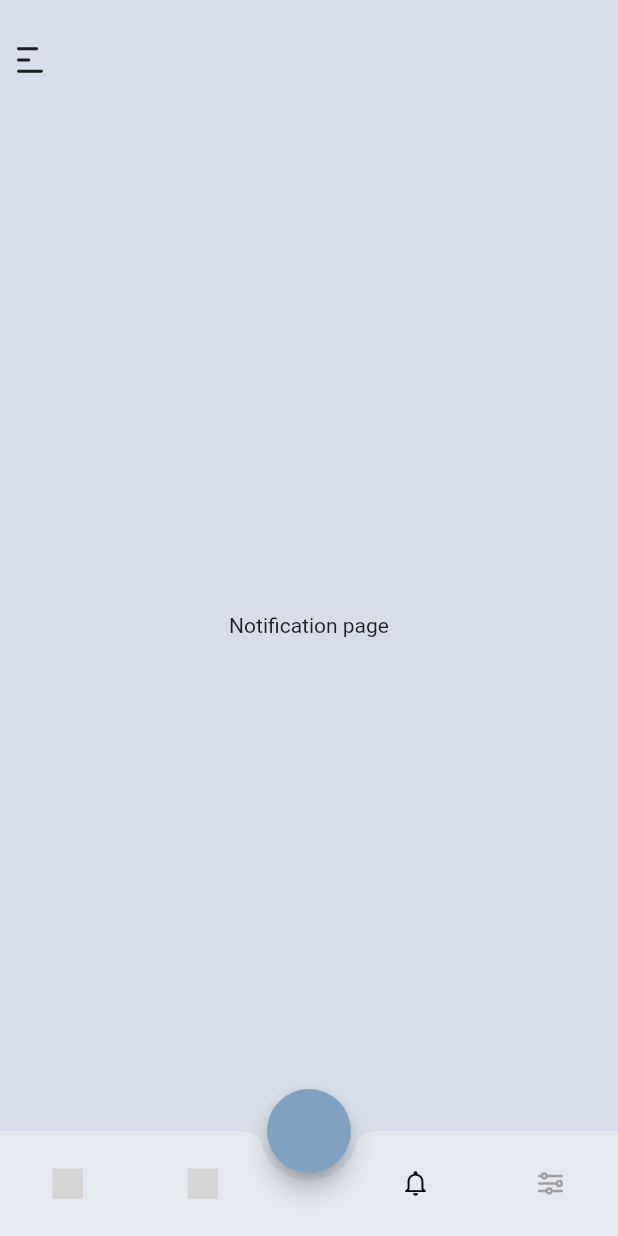
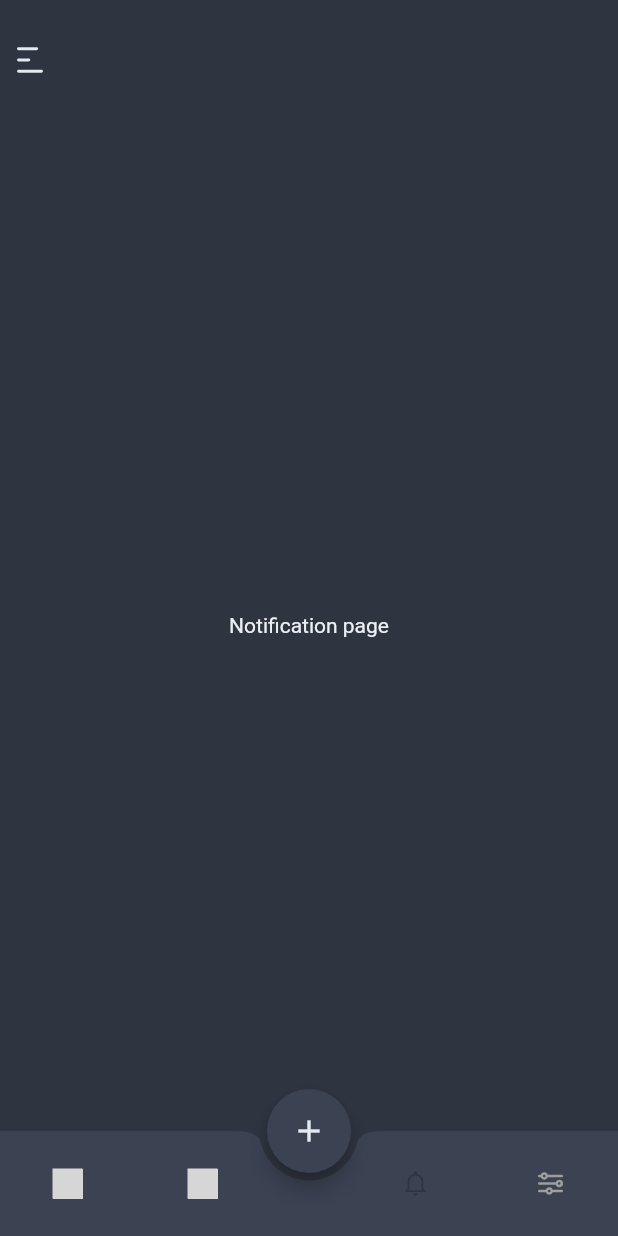
Before and after one commit to Ranaco/blog, a Flutter app: the screen it shows after launch, item 3 of the bottom bar chosen, on a phone screen of 412 x 824 dp. Run offline on Flutter 3.47's test engine with Material 2 defaults, Android fonts, the phone set to English and light mode, and no system bars; our stand-ins replace auto_route, flutter_svg, get_it, google_fonts, injectable, shared_preferences and 1 more; network calls fail; grey boxes are pictures that could not be loaded.

Commit message:
chore: 🤖 Worked on theme system and edit_profile_page created

```diff
--- a/lib/main.dart
+++ b/lib/main.dart
@@ -3,7 +3,6 @@ import 'package:log/app/app.locator.dart';
 import 'package:log/app/app.router.dart';
 import 'package:log/ui/theme/custom_theme.dart';
 import 'package:log/ui/theme/theme_provider.dart';
-import 'package:provider/provider.dart';
 
 main(){
   WidgetsFlutterBinding.ensureInitialized();
@@ -17,19 +16,13 @@ class MyApp extends StatelessWidget{
   @override
   Widget build(BuildContext context){
     final appRouter = locator<AppRouter>();
-     return ChangeNotifierProvider(
-       create: (_) => ThemeProvider(),
-        child: Consumer<ThemeProvider>(
-          builder: (context, ThemeProvider theme, child){
-            return MaterialApp.router(
-              debugShowCheckedModeBanner: false,
-              theme: theme.isDark ? CustomTheme.darkTheme : CustomTheme.lightTheme,
-              routerDelegate: appRouter.delegate(),
-              routeInformationParser: appRouter.defaultRouteParser(),
-              routeInformationProvider: appRouter.routeInfoProvider(),
-            );
-          },
-        ),
+    final theme = locator<ThemeProvider>();
+    return MaterialApp.router(
+       debugShowCheckedModeBanner: false,
+       theme: theme.mode(CustomTheme.darkTheme, CustomTheme.lightTheme),
+       routerDelegate: appRouter.delegate(),
+       routeInformationParser: appRouter.defaultRouteParser(),
+       routeInformationProvider: appRouter.routeInfoProvider(),
      );
   }
 
--- /dev/null
+++ b/lib/ui/edit_profile_page/edit_profile_page_viewmodel.dart
@@ -0,0 +1,5 @@
+import 'package:stacked/stacked.dart';
+
+class EditProfilePageViewModel extends BaseViewModel{
+
+}
--- a/lib/ui/scaffold.dart
+++ b/lib/ui/scaffold.dart
@@ -1,6 +1,8 @@
 import 'package:flutter/material.dart';
 import 'package:auto_route/auto_route.dart';
+import 'package:log/app/app.locator.dart';
 import 'package:log/app/app.router.dart';
+import 'package:log/ui/theme/theme_provider.dart';
 import 'package:log/ui/widgets/app_icon/app_icon.dart';
 import 'package:log/ui/widgets/app_icon/app_icons.dart';
 import 'package:log/ui/widgets/constants.dart';
@@ -30,6 +32,7 @@ class _HomeScaffold extends State<HomeScaffold>{
   Widget build(BuildContext context){
 
     return ViewModelBuilder<HomeScaffoldModel>.reactive(viewModelBuilder: () => HomeScaffoldModel(), builder: (context, model, child){
+      final themeProvider = locator<ThemeProvider>();
       return AutoTabsRouter.tabBar(
         builder: (context, child, pageController) {
           takeToPage(int val) {
@@ -43,17 +46,18 @@ class _HomeScaffold extends State<HomeScaffold>{
             drawerEnableOpenDragGesture: true,
             drawerScrimColor: Colors.transparent,
             extendBody: true,
-            backgroundColor: Constants.scaffoldGrey,
+            backgroundColor: themeProvider.userColorMode(Constants.darkGrey, Constants.scaffoldGrey),
             drawer: const  CustomDrawer(),
             appBar: CustomAppbar(height: 70, currentIndex: model.currentIndex,),
             body: Padding(
                 padding: const EdgeInsets.only(bottom: 60),
-                child: child),
+                child: child
+            ),
             bottomNavigationBar: BottomAppBar(
               elevation: 0,
               notchMargin: 5,
               shape: const CircularNotchedRectangle(),
-              color: Constants.bottomBarGrey,
+              color: themeProvider.userColorMode(Constants.grey, Constants.bottomBarGrey),
               child: SizedBox(
                 height: 70,
                 child: SizedBox(
@@ -64,24 +68,22 @@ class _HomeScaffold extends State<HomeScaffold>{
                       IconButton(
                           onPressed: (){
                             takeToPage(0);
-                          },
-                          icon:
-                          AppIcon(AppIcons.home, color: model.currentIndex == 0 ? Colors.black : Colors.grey, )),
+                          }, icon: AppIcon(AppIcons.home, color: model.currentIndex == 0 ? Constants.darkGrey : Colors.grey, )),
                       IconButton(
                           onPressed: (){
                             takeToPage(1);
-                          }, icon: AppIcon(AppIcons.favorite, color: model.currentIndex == 1 ? Colors.black : Colors.grey,)),
+                          }, icon: AppIcon(AppIcons.favorite, color: model.currentIndex == 1 ? Constants.darkGrey : Colors.grey,)),
                       const SizedBox(
                         width: 10,
                       ),
                       IconButton(
                           onPressed: (){
                             takeToPage(2);
-                          }, icon: AppIcon(AppIcons.bell, color: model.currentIndex == 2 ? Colors.black : Colors.grey,)),
+                          }, icon: AppIcon(AppIcons.bell, color: model.currentIndex == 2 ? Constants.darkGrey : Colors.grey,)),
                       IconButton(
                           onPressed: (){
                             takeToPage(3);
-                          }, icon: AppIcon(AppIcons.options, color: model.currentIndex == 3 ? Colors.black : Colors.grey,))
+                          }, icon: AppIcon(AppIcons.options, color: model.currentIndex == 3 ? Constants.darkGrey : Colors.grey,))
                     ],
                   ),
                 ),
@@ -90,11 +92,12 @@ class _HomeScaffold extends State<HomeScaffold>{
             floatingActionButtonLocation: FloatingActionButtonLocation.centerDocked,
             floatingActionButton: FloatingActionButton(
               onPressed: (){},
-              backgroundColor: Constants.lightBlue,
+              backgroundColor: themeProvider.userColorMode(Constants.grey, Constants.lightBlue),
+              child: Icon(Icons.add, color: themeProvider.userColorMode(Constants.lightGrey, Constants.grey),),
             ),
           );
         },
-        routes: [HomePageRoute(currentIndex: model.currentIndex), FavoritePageRoute(currentIndex: model.currentIndex), NotificationPageRoute(), SettingsPageRoute(),],
+        routes: const [HomePageRoute(), FavoritePageRoute(), NotificationPageRoute(), SettingsPageRoute()],
         homeIndex: model.currentIndex,
       );
     });
--- a/lib/ui/theme/custom_theme.dart
+++ b/lib/ui/theme/custom_theme.dart
@@ -1,16 +1,21 @@
 import 'package:flutter/material.dart';
+import 'package:google_fonts/google_fonts.dart';
+import 'package:log/ui/widgets/constants.dart';
 
-class CustomTheme{
+class CustomTheme {
   static ThemeData darkTheme = ThemeData(
-    scaffoldBackgroundColor: Colors.black,
-    bottomSheetTheme: const BottomSheetThemeData(
-        backgroundColor: Colors.transparent
-  )
-  );
+      scaffoldBackgroundColor: Colors.black,
+      textTheme: GoogleFonts.mPlusRounded1cTextTheme().apply(
+        bodyColor: Constants.light
+      ),
+      bottomSheetTheme:
+          const BottomSheetThemeData(backgroundColor: Colors.transparent));
   static ThemeData lightTheme = ThemeData(
-    scaffoldBackgroundColor: Colors.white,
+      scaffoldBackgroundColor: Colors.white,
+      textTheme: GoogleFonts.mPlusRounded1cTextTheme().apply(
+        bodyColor: Constants.darkGrey
+      ),
       bottomSheetTheme: const BottomSheetThemeData(
-      backgroundColor: Colors.transparent,
-      )
-  );
+        backgroundColor: Colors.transparent,
+      ));
 }
--- a/lib/ui/theme/theme_pereferences.dart
+++ b/lib/ui/theme/theme_pereferences.dart
@@ -4,7 +4,7 @@ class ThemePreferences {
 
   Future<bool> loadTheme() async {
     SharedPreferences sharedPreferences = await SharedPreferences.getInstance();
-    bool isDark = sharedPreferences.getBool('isDark') ?? false;
+    bool isDark = sharedPreferences.getBool('isDark') ?? true;
     return isDark;
   }
 
--- a/lib/ui/theme/theme_provider.dart
+++ b/lib/ui/theme/theme_provider.dart
@@ -1,6 +1,8 @@
 import 'package:flutter/material.dart';
+import 'package:injectable/injectable.dart';
 import 'package:log/ui/theme/theme_pereferences.dart';
 
+@singleton
 class ThemeProvider extends ChangeNotifier{
   late bool _isDark;
   bool get isDark => _isDark;
@@ -18,6 +20,22 @@ class ThemeProvider extends ChangeNotifier{
     notifyListeners();
   }
 
+  mode(dynamic dark, dynamic light){
+    if(_isDark){
+      return dark;
+    } else {
+      return light;
+    }
+  }
+
+  userColorMode(Color dark, Color light){
+    if(_isDark){
+      return dark;
+    } else {
+      return light;
+    }
+ }
+
   setDark(bool val) {
     themePreferences = ThemePreferences();
     _isDark = val;
--- a/lib/ui/widgets/constants.dart
+++ b/lib/ui/widgets/constants.dart
@@ -7,4 +7,6 @@ class Constants{
   static const Color light = Color(0xffECEFF4);
   static const Color lightBlue = Color(0xff81A1C1);
   static const Color lightGrey = Color(0xffE5E9F0);
+  static const Color yellow = Color(0xffEBCB8B);
+  static const Color grey = Color(0xff3B4252);
 }
--- a/lib/ui/widgets/custom_appbar/custom_appbar.dart
+++ b/lib/ui/widgets/custom_appbar/custom_appbar.dart
@@ -1,9 +1,9 @@
-import 'package:auto_route/auto_route.dart';
 import 'package:flutter/material.dart';
+import 'package:log/app/app.locator.dart';
+import 'package:log/ui/theme/theme_provider.dart';
 import 'package:log/ui/widgets/app_icon/app_icon.dart';
 import 'package:log/ui/widgets/app_icon/app_icons.dart';
-import 'package:log/ui/widgets/custom_appbar/custom_appbar_model.dart';
-import 'package:stacked/stacked.dart';
+import 'package:log/ui/widgets/constants.dart';
 
 class CustomAppbar extends StatelessWidget with PreferredSizeWidget {
   const CustomAppbar({Key? key, required this.height, required this.currentIndex}) : super(key: key);
@@ -12,16 +12,13 @@ class CustomAppbar extends StatelessWidget with PreferredSizeWidget {
 
   @override
   Widget build(BuildContext context) {
-    return ViewModelBuilder<CustomAppbarModel>.reactive(
-        viewModelBuilder: () =>  CustomAppbarModel(),
-        builder: (context, model, child) {
+    final themeProvider = locator<ThemeProvider>();
     return Padding(
       padding: const EdgeInsets.only(top: 10),
       child: SizedBox(
         height: height,
         width: double.infinity,
-          child: AnimatedContainer(
-            duration: const Duration(milliseconds: 300),
+        child: SizedBox(
           child: Row(children: [
             currentIndex != 3 ? Padding(
                 padding: const EdgeInsets.only(left: 10),
@@ -31,14 +28,12 @@ class CustomAppbar extends StatelessWidget with PreferredSizeWidget {
                           ? Scaffold.of(context).closeDrawer()
                           : Scaffold.of(context).openDrawer();
                     },
-                      child: const AppIcon(AppIcons.menu))) : const SizedBox(),
+                    child: AppIcon(AppIcons.menu, color: themeProvider.userColorMode(Constants.lightGrey, Constants.darkGrey),))) : const SizedBox(),
           ]),
         ),
       ),
     );
-    });
   }
-
   @override
   Size get preferredSize => Size.fromHeight(height);
 }
--- a/lib/ui/widgets/custom_appbar/custom_appbar_model.dart
+++ /dev/null
@@ -1,11 +0,0 @@
-import 'package:stacked/stacked.dart';
-
-class CustomAppbarModel extends BaseViewModel{
-
-  bool isDark = false;
-
-  toggleIsDark(){
-    isDark = !isDark;
-    notifyListeners();
-  }
-}
--- a/pubspec.yaml
+++ b/pubspec.yaml
@@ -45,6 +45,7 @@ dependencies:
   shared_preferences: ^2.0.15
   flutter_acrylic: ^1.0.0+2
   flutter_staggered_grid_view: ^0.6.2
+  google_fonts: ^3.0.1
 
 dev_dependencies:
   flutter_test:
```
Also changed, not shown: lib/app/app.router.dart (+8 -2 lines), lib/ui/edit_profile_page/edit_profile_page_view.dart (added, +20 -0 lines), lib/ui/favorite_page/favorite_page_view.dart (+3 -5 lines), lib/ui/home_page/home_page_view.dart (+16 -15 lines), lib/ui/settings_page/settings_page_view.dart (+68 -33 lines), lib/ui/settings_page/settings_page_viewmodel.dart (+11 -0 lines), lib/ui/widgets/profile_tile.dart (+5 -2 lines), lib/ui/widgets/settings_tile.dart (+6 -3 lines), lib/app/app.locator.config.dart, lib/app/app.router.gr.dart. Lines whose indentation alone changed are shown as unchanged.
